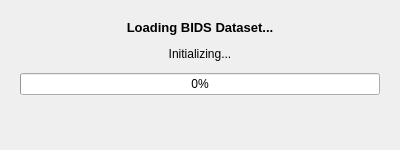
CRNL-Eduwell/bidsio, file src/bidsio/ui/forms/progress_dialog.ui: the form before one commit.
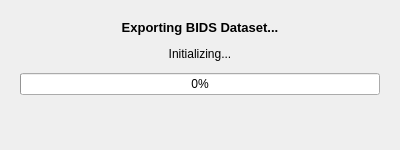
The form after the commit.

Diff of the .ui file:
```diff
--- a/src/bidsio/ui/forms/progress_dialog.ui
+++ b/src/bidsio/ui/forms/progress_dialog.ui
@@ -35,7 +35,7 @@
    <item>
     <widget class="QLabel" name="titleLabel">
      <property name="text">
-      <string>Loading BIDS Dataset...</string>
+      <string>Exporting BIDS Dataset...</string>
      </property>
      <property name="alignment">
       <set>Qt::AlignCenter</set>
```
